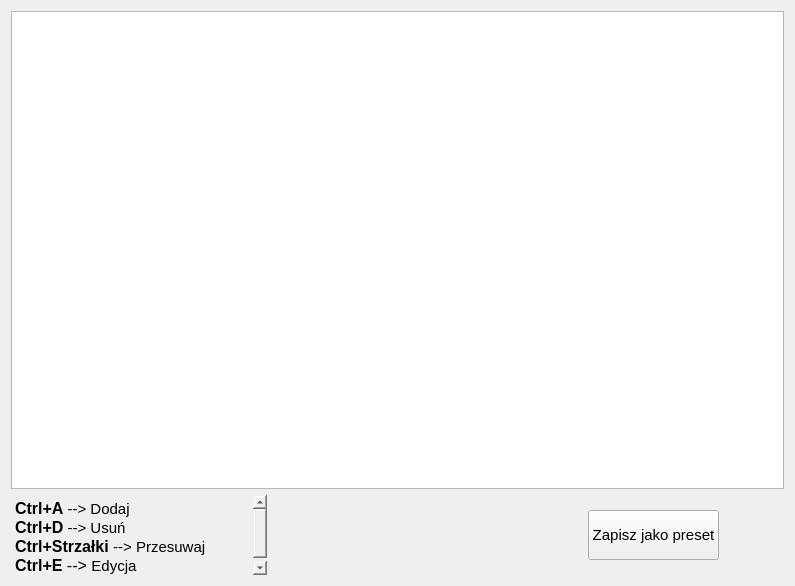
First picture: the form in source/UI/Seasons/CalendarEditor/CalendarEditorWidget.ui, repository SiekamCebule/sj-sim, before the edit.
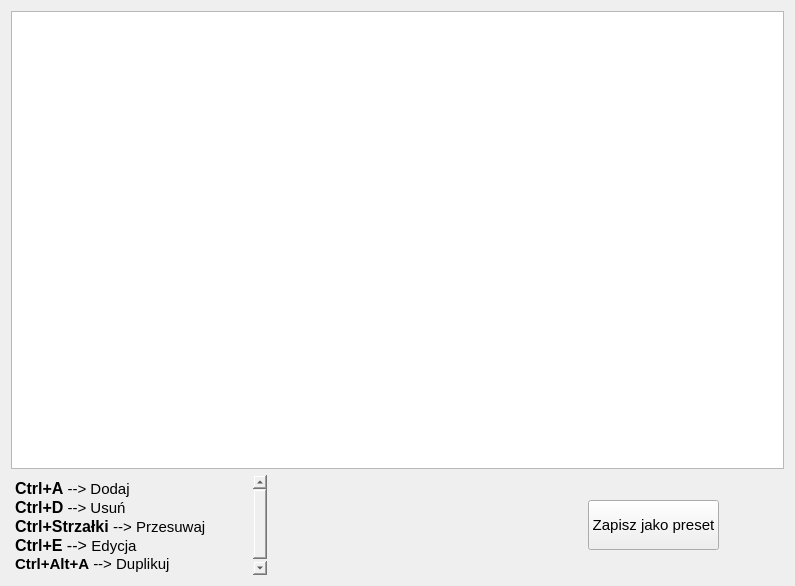
Second picture: the form after the edit.

```diff
--- a/source/UI/Seasons/CalendarEditor/CalendarEditorWidget.ui
+++ b/source/UI/Seasons/CalendarEditor/CalendarEditorWidget.ui
@@ -34,7 +34,7 @@
            <property name="maximumSize">
             <size>
              <width>16777215</width>
-             <height>80</height>
+             <height>100</height>
             </size>
            </property>
            <property name="font">
@@ -59,7 +59,8 @@
 &lt;p style=&quot; margin-top:0px; margin-bottom:0px; margin-left:0px; margin-right:0px; -qt-block-indent:0; text-indent:0px;&quot;&gt;&lt;span style=&quot; font-family:'Ubuntu'; font-size:12pt; font-weight:700;&quot;&gt;Ctrl+A&lt;/span&gt;&lt;span style=&quot; font-family:'Ubuntu'; font-size:11pt;&quot;&gt; --&amp;gt; Dodaj&lt;/span&gt;&lt;/p&gt;
 &lt;p style=&quot; margin-top:0px; margin-bottom:0px; margin-left:0px; margin-right:0px; -qt-block-indent:0; text-indent:0px;&quot;&gt;&lt;span style=&quot; font-family:'Ubuntu'; font-size:12pt; font-weight:700;&quot;&gt;Ctrl+D&lt;/span&gt;&lt;span style=&quot; font-family:'Ubuntu'; font-size:11pt;&quot;&gt; --&amp;gt; Usuń&lt;/span&gt;&lt;/p&gt;
 &lt;p style=&quot; margin-top:0px; margin-bottom:0px; margin-left:0px; margin-right:0px; -qt-block-indent:0; text-indent:0px;&quot;&gt;&lt;span style=&quot; font-family:'Ubuntu'; font-size:12pt; font-weight:700;&quot;&gt;Ctrl+Strzałki&lt;/span&gt;&lt;span style=&quot; font-family:'Ubuntu'; font-size:12pt;&quot;&gt; &lt;/span&gt;&lt;span style=&quot; font-family:'Ubuntu'; font-size:11pt;&quot;&gt;--&amp;gt; Przesuwaj&lt;/span&gt;&lt;/p&gt;
-&lt;p style=&quot; margin-top:0px; margin-bottom:0px; margin-left:0px; margin-right:0px; -qt-block-indent:0; text-indent:0px;&quot;&gt;&lt;span style=&quot; font-family:'Ubuntu'; font-size:12pt; font-weight:700;&quot;&gt;Ctrl+E&lt;/span&gt;&lt;span style=&quot; font-family:'Ubuntu'; font-size:12pt;&quot;&gt; --&amp;gt; &lt;/span&gt;&lt;span style=&quot; font-family:'Ubuntu'; font-size:11pt;&quot;&gt;Edycja&lt;/span&gt;&lt;/p&gt;&lt;/body&gt;&lt;/html&gt;</string>
+&lt;p style=&quot; margin-top:0px; margin-bottom:0px; margin-left:0px; margin-right:0px; -qt-block-indent:0; text-indent:0px;&quot;&gt;&lt;span style=&quot; font-family:'Ubuntu'; font-size:12pt; font-weight:700;&quot;&gt;Ctrl+E&lt;/span&gt;&lt;span style=&quot; font-family:'Ubuntu'; font-size:12pt;&quot;&gt; --&amp;gt; &lt;/span&gt;&lt;span style=&quot; font-family:'Ubuntu'; font-size:11pt;&quot;&gt;Edycja&lt;/span&gt;&lt;/p&gt;
+&lt;p style=&quot; margin-top:0px; margin-bottom:0px; margin-left:0px; margin-right:0px; -qt-block-indent:0; text-indent:0px;&quot;&gt;&lt;span style=&quot; font-family:'Ubuntu'; font-size:11pt; font-weight:700;&quot;&gt;Ctrl+Alt+A&lt;/span&gt;&lt;span style=&quot; font-family:'Ubuntu'; font-size:11pt;&quot;&gt; --&amp;gt; Duplikuj&lt;/span&gt;&lt;/p&gt;&lt;/body&gt;&lt;/html&gt;</string>
            </property>
            <property name="textInteractionFlags">
             <set>Qt::NoTextInteraction</set>
```
